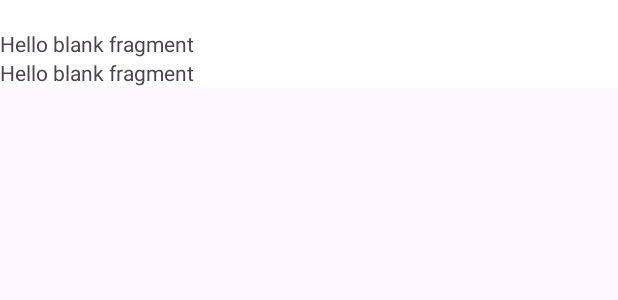
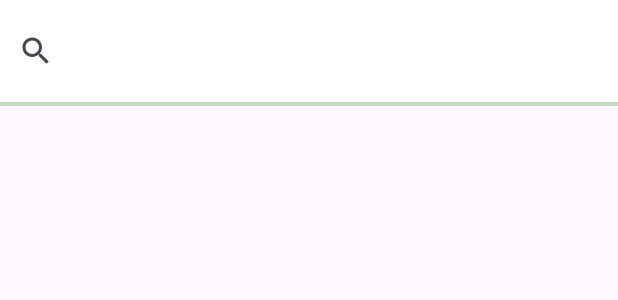
Before and after one commit to HyHy1506/TheGioiTruyen, an Android app: the layout fragment_comic_stories_user.xml on its own in the app's theme, with its tools: preview values and no code run, on a phone screen of 412 x 824 dp. Shown: the top 300 px of the screen. Run offline under Robolectric (Android 15) with nearby library versions, the phone set to English and light mode, and no system bars.

Commit message:
add search

```diff
--- a/app/build.gradle.kts
+++ b/app/build.gradle.kts
@@ -47,4 +47,5 @@ dependencies {
     testImplementation(libs.junit)
     androidTestImplementation(libs.androidx.junit)
     androidTestImplementation(libs.androidx.espresso.core)
+
 }
--- a/app/src/main/java/com/example/thegioitruyen/CardStoryItem_DataClass.kt
+++ b/app/src/main/java/com/example/thegioitruyen/CardStoryItem_DataClass.kt
@@ -1,4 +1,4 @@
 package com.example.thegioitruyen
 
-data class CardStoryItem_DataClass(var title: String, var author : String, var imgURL : Int,
+data class CardStoryItem_DataClass(var idStory:Int ,var title: String, var author : String, var imgURL : Int,
                                    var score : Float)
--- a/app/src/main/res/color/tab_color_user_home_slector.xml
+++ b/app/src/main/res/color/tab_color_user_home_slector.xml
@@ -1,5 +1,5 @@
 <?xml version="1.0" encoding="utf-8"?>
 <selector xmlns:android="http://schemas.android.com/apk/res/android">
     <item android:state_selected="true" android:color="@color/white"/>
-    <item android:state_selected="false" android:color="@color/green3"/>
+    <item android:state_selected="false" android:color="@color/green2"/>
 </selector>
--- a/app/src/main/res/drawable/shape_tab_layout_user_home.xml
+++ b/app/src/main/res/drawable/shape_tab_layout_user_home.xml
@@ -9,6 +9,6 @@
         android:bottomLeftRadius="0dp"
         />
     <solid
-        android:color="@color/green3"
+        android:color="@color/green2"
         />
 </shape>
--- a/app/src/main/res/layout/fragment_comic_stories_user.xml
+++ b/app/src/main/res/layout/fragment_comic_stories_user.xml
@@ -6,34 +6,59 @@
     tools:context=".ComicStories_User_Fragment">
 
     <!-- TODO: Update blank fragment layout -->
+    <FrameLayout
+        android:layout_width="match_parent"
+        android:layout_height="wrap_content"
+        >
+
 
     <LinearLayout
+        android:id="@+id/linearLayout_fragment_comicStoryUser"
         android:layout_width="match_parent"
         android:layout_height="match_parent"
         android:background="@color/white"
     android:orientation="vertical"
 
         >
-        <TextView
-            android:layout_width="wrap_content"
+        <SearchView
+            android:id="@+id/search_comicStoriesUser"
+            android:layout_width="match_parent"
             android:layout_height="wrap_content"
-            android:text="@string/line"
+            android:queryHint="Nhập tên truyện"
+            android:queryBackground="@color/skin"
+            android:inputType="text"
+            android:layout_marginVertical="10dp"
             />
+
+        <View
+            android:layout_width="match_parent"
+            android:layout_height="1dp"
+            android:background="@color/green1"/>
         <androidx.recyclerview.widget.RecyclerView
-            android:id="@+id/recyclerViewComicStoriesUser"
+            android:id="@+id/rv_buttonGenre_ComicStoriesUser"
             android:layout_width="match_parent"
             android:layout_height="wrap_content"
             android:orientation="horizontal"
+
             />
-        <TextView
+        <View
+            android:layout_width="match_parent"
+            android:layout_height="1dp"
+            android:background="@color/green1"/>
+
+    </LinearLayout>
+
+
+        <ListView
+            android:layout_marginTop="50dp"
+            android:id="@+id/listSearch_comicStoriesUser"
             android:layout_width="wrap_content"
             android:layout_height="wrap_content"
-            android:text="@string/hello_blank_fragment"
+            android:layout_marginHorizontal="10dp"
+
+            android:background="@color/white"
+            android:visibility="gone"
+            android:elevation="20dp"
             />
-        <TextView
-            android:layout_width="wrap_content"
-            android:layout_height="wrap_content"
-            android:text="@string/hello_blank_fragment"
-            />
-    </LinearLayout>
+    </FrameLayout>
 </ScrollView>
```
Also changed, not shown: app/src/main/java/com/example/thegioitruyen/ComicStories_User_Fragment.kt (+130 -58 lines), app/src/main/java/com/example/thegioitruyen/ducadapter/CardStoryItem_Adapter.kt (renamed from app/src/main/java/com/example/thegioitruyen/CardStoryItem_Adapter.kt, +5 -2 lines), app/src/main/res/layout/activity_user_home.xml (+5 -6 lines), app/src/main/res/layout/card_story_item_layout.xml (+28 -14 lines).
